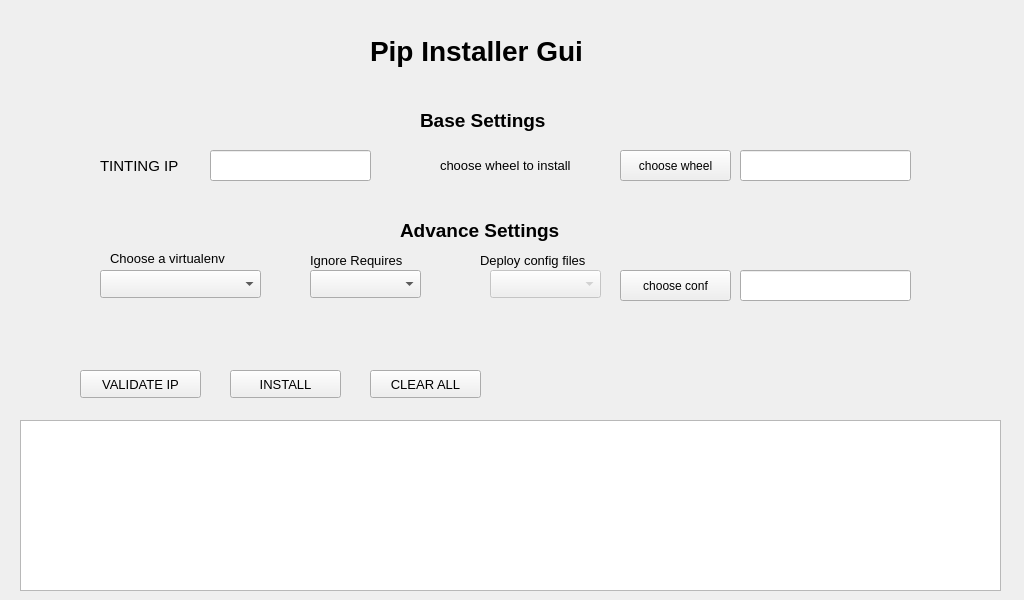
The window that src/main/resources/base/main_window.ui (FrancescoGalasso/pip-installer-gui) describes before a commit, drawn with Qt 5.
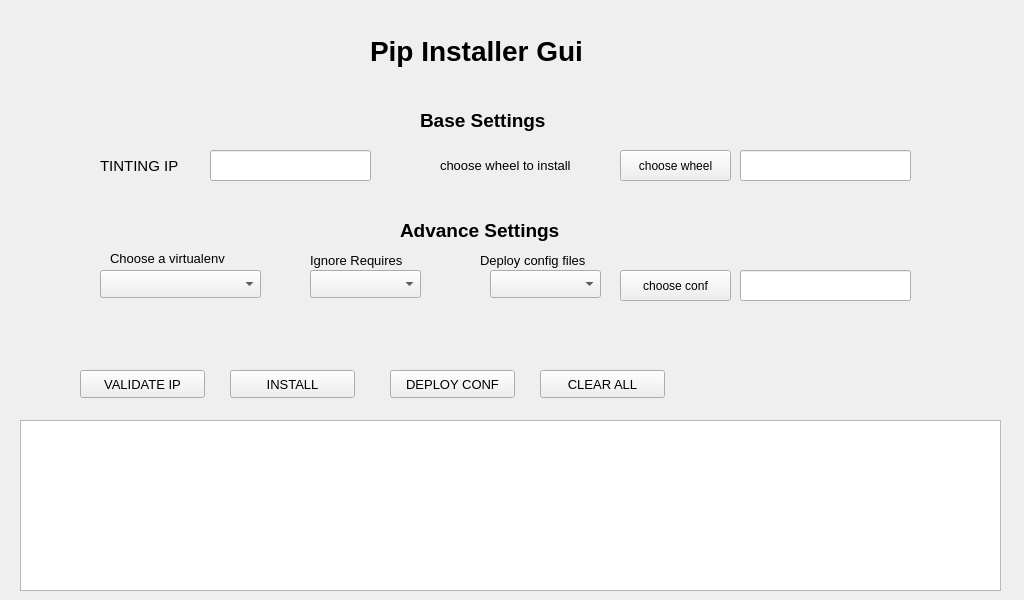
The same window after the commit.

Commit message: added deploy conf button

```diff
--- a/src/main/resources/base/main_window.ui
+++ b/src/main/resources/base/main_window.ui
@@ -170,7 +170,7 @@
       <rect>
        <x>240</x>
        <y>370</y>
-       <width>111</width>
+       <width>125</width>
        <height>28</height>
       </rect>
      </property>
@@ -188,7 +188,7 @@
       <rect>
        <x>90</x>
        <y>370</y>
-       <width>121</width>
+       <width>125</width>
        <height>28</height>
       </rect>
      </property>
@@ -255,9 +255,9 @@
     <widget class="QPushButton" name="pushButton_clear">
      <property name="geometry">
       <rect>
-       <x>380</x>
+       <x>550</x>
        <y>370</y>
-       <width>111</width>
+       <width>125</width>
        <height>28</height>
       </rect>
      </property>
@@ -338,7 +338,7 @@
     </widget>
     <widget class="QComboBox" name="comboBox_config_files">
      <property name="enabled">
-      <bool>false</bool>
+      <bool>true</bool>
      </property>
      <property name="geometry">
       <rect>
@@ -385,6 +385,24 @@
       <bool>true</bool>
      </property>
     </widget>
+    <widget class="QPushButton" name="pushButton_deploy">
+     <property name="geometry">
+      <rect>
+       <x>400</x>
+       <y>370</y>
+       <width>125</width>
+       <height>28</height>
+      </rect>
+     </property>
+     <property name="font">
+      <font>
+       <pointsize>10</pointsize>
+      </font>
+     </property>
+     <property name="text">
+      <string>DEPLOY CONF</string>
+     </property>
+    </widget>
    </widget>
   </widget>
  </widget>
```
The commit also changes 1 other file.
